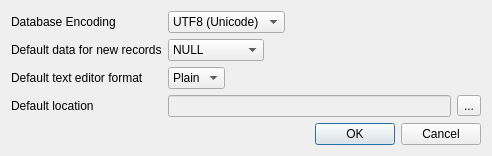
sqlitebrowser/sqlitebrowser, file src/PreferencesDialog.ui: the form before one commit.
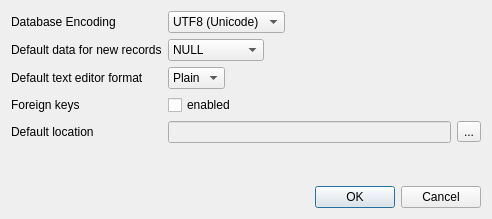
The form after the commit.

Commit message: add a foreign key setting to open database with foreign keys enabled

The edit to the form file:
```diff
--- a/src/PreferencesDialog.ui
+++ b/src/PreferencesDialog.ui
@@ -7,7 +7,7 @@
     <x>0</x>
     <y>0</y>
     <width>492</width>
-    <height>145</height>
+    <height>219</height>
    </rect>
   </property>
   <property name="windowTitle">
@@ -85,7 +85,7 @@
        </item>
       </widget>
      </item>
-     <item row="3" column="0">
+     <item row="4" column="0">
       <widget class="QLabel" name="label_4">
        <property name="text">
         <string>Default location</string>
@@ -95,7 +95,7 @@
        </property>
       </widget>
      </item>
-     <item row="3" column="1">
+     <item row="4" column="1">
       <layout class="QHBoxLayout" name="horizontalLayout">
        <item>
         <widget class="QLineEdit" name="locationEdit">
@@ -127,6 +127,26 @@
        </item>
       </widget>
      </item>
+     <item row="3" column="0">
+      <widget class="QLabel" name="label_5">
+       <property name="toolTip">
+        <string>Open databases with foreign keys enabled.</string>
+       </property>
+       <property name="text">
+        <string>Foreign keys</string>
+       </property>
+       <property name="buddy">
+        <cstring>foreignKeysCheckBox</cstring>
+       </property>
+      </widget>
+     </item>
+     <item row="3" column="1">
+      <widget class="QCheckBox" name="foreignKeysCheckBox">
+       <property name="text">
+        <string>enabled</string>
+       </property>
+      </widget>
+     </item>
     </layout>
    </item>
    <item>
```
Left out of the diff: 17 changed lines with no effect on the pictures. The commit also changes 3 other files.
